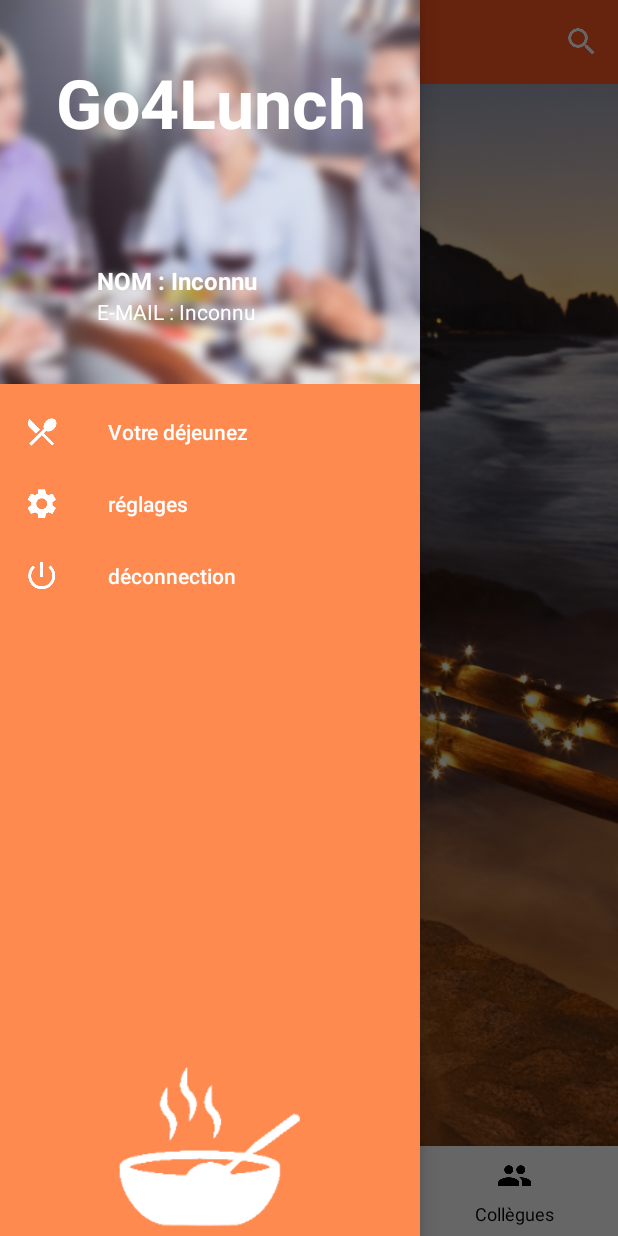
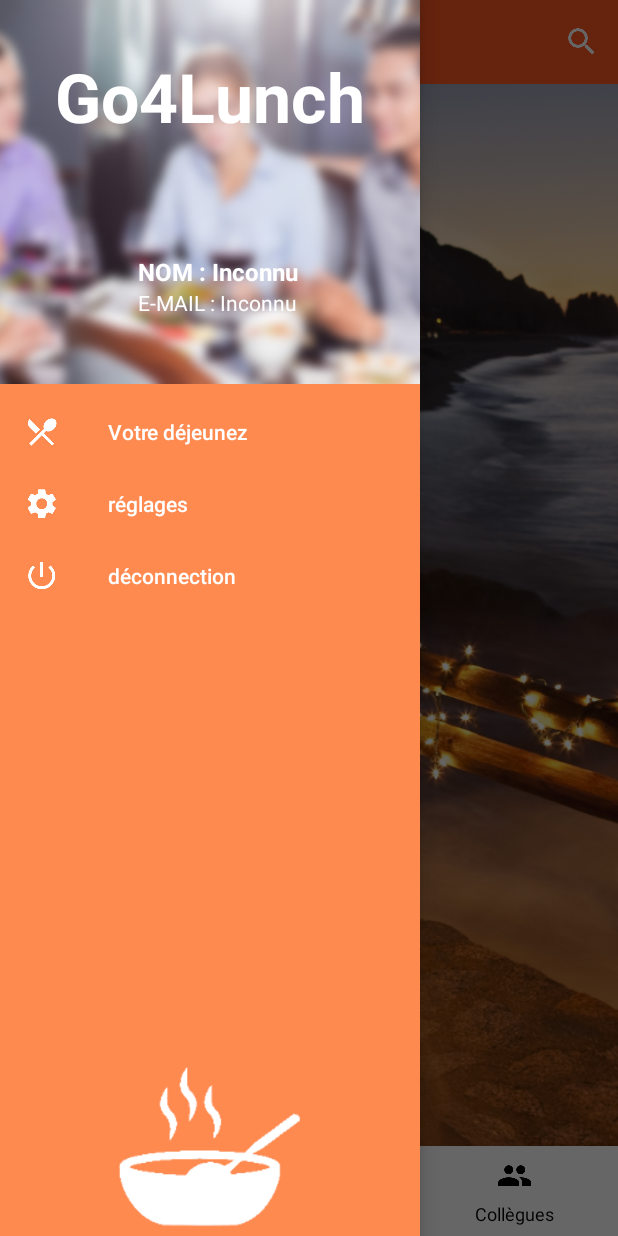
Before and after one commit to FLF69740/Projet-6-OC, an Android app: the screen it shows after launch once a user with an empty profile is signed in (MainActivity), with the side drawer open, on a phone screen of 412 x 824 dp. Run offline under Robolectric (Android 15) with nearby library versions, the phone set to English and light mode, and no system bars; our stand-ins replace ButterKnife, Firebase (no records; nobody signed in at launch, a user with empty details on screens opened directly); libraries missing offline, so code that uses them is left out: com.firebase.ui.

Commit message:
nav header changed : ConstraintLayout creation in order to skip complex layouts

```diff
--- a/app/build.gradle
+++ b/app/build.gradle
@@ -27,6 +27,7 @@ dependencies {
     androidTestImplementation 'com.android.support.test:runner:1.0.2'
     androidTestImplementation 'com.android.support.test.espresso:espresso-core:3.0.2'
     implementation 'com.android.support:design:27.1.1'
+    implementation 'com.android.support.constraint:constraint-layout:1.1.0'
 
     //Glide
     implementation 'com.github.bumptech.glide:glide:4.7.1'
--- a/app/src/main/res/layout/nav_header.xml
+++ b/app/src/main/res/layout/nav_header.xml
@@ -1,10 +1,29 @@
-<RelativeLayout
+<android.support.constraint.ConstraintLayout
     xmlns:android="http://schemas.android.com/apk/res/android"
     xmlns:app="http://schemas.android.com/apk/res-auto"
     android:layout_width="match_parent"
-    android:layout_height="256dp"
-    android:gravity="center"
-    android:id="@+id/relative_nav_header">
+    android:layout_height="256dp">
+
+    <android.support.constraint.Guideline
+        android:id="@+id/guideline_title"
+        android:layout_width="wrap_content"
+        android:layout_height="wrap_content"
+        android:orientation="horizontal"
+        app:layout_constraintGuide_percent="0.5"/>
+
+    <android.support.constraint.Guideline
+        android:id="@+id/guideline_second_middle_section"
+        android:layout_width="wrap_content"
+        android:layout_height="wrap_content"
+        android:orientation="vertical"
+        app:layout_constraintGuide_percent="0.3"/>
+
+    <android.support.constraint.Guideline
+        android:id="@+id/guideline_second_identity_section"
+        android:layout_width="wrap_content"
+        android:layout_height="wrap_content"
+        android:orientation="horizontal"
+        app:layout_constraintGuide_percent="0.75"/>
 
     <ImageView
         android:id="@+id/imageView"
@@ -13,65 +32,55 @@
         app:srcCompat="@drawable/photo_background_blurring_nav_header"
         android:scaleType="centerCrop"/>
 
-    <LinearLayout
-        android:layout_width="match_parent"
-        android:layout_height="match_parent"
-        android:orientation="vertical">
-
     <TextView
-            android:layout_width="match_parent"
+        android:layout_width="wrap_content"
         android:layout_height="wrap_content"
         android:layout_weight="1"
         android:text="@string/app_name"
+        android:textColor="@android:color/white"
         android:textSize="45dp"
+        android:textStyle="bold"
+        app:layout_constraintBottom_toTopOf="@+id/guideline_title"
+        app:layout_constraintEnd_toEndOf="parent"
+        app:layout_constraintStart_toStartOf="parent"
+        app:layout_constraintTop_toTopOf="parent" />
+
+    <TextView
+        android:id="@+id/nave_header_name"
+        android:layout_width="wrap_content"
+        android:layout_height="wrap_content"
+        android:layout_marginStart="8dp"
+        android:text="@string/name"
         android:textColor="@android:color/white"
+        android:textSize="16dp"
         android:textStyle="bold"
-            android:layout_gravity="center"
-            android:gravity="center"/>
+        app:layout_constraintBottom_toTopOf="@+id/guideline_second_identity_section"
+        app:layout_constraintStart_toStartOf="@+id/guideline_second_middle_section" />
 
-        <LinearLayout
-            android:layout_width="match_parent"
+    <TextView
+        android:id="@+id/nave_header_email"
+        android:layout_width="wrap_content"
         android:layout_height="wrap_content"
-            android:layout_weight="1"
-            android:orientation="horizontal">
+        android:layout_marginStart="8dp"
+        android:text="@string/mail"
+        android:textColor="@android:color/white"
+        android:textSize="14dp"
+        app:layout_constraintStart_toStartOf="@+id/guideline_second_middle_section"
+        app:layout_constraintTop_toTopOf="@+id/guideline_second_identity_section" />
 
     <ImageView
         android:id="@+id/nave_header_picture"
-                android:layout_width="wrap_content"
-                android:layout_height="match_parent"
-                android:layout_weight="3"
-                android:scaleType="centerInside"/>
+        android:layout_width="0dp"
+        android:layout_height="wrap_content"
+        android:layout_marginEnd="2dp"
+        android:layout_marginStart="2dp"
+        android:scaleType="fitXY"
+        app:layout_constraintBottom_toBottomOf="parent"
+        app:layout_constraintEnd_toStartOf="@+id/guideline_second_middle_section"
+        app:layout_constraintStart_toStartOf="parent"
+        app:layout_constraintTop_toTopOf="@+id/guideline_title" />
 
-            <LinearLayout
-                android:layout_width="wrap_content"
-                android:layout_height="match_parent"
-                android:orientation="vertical"
-                android:layout_weight="5">
 
-                <TextView
-                    android:id="@+id/nave_header_name"
-                    android:layout_width="match_parent"
-                    android:layout_height="wrap_content"
-                    android:layout_weight="1"
-                    android:text="@string/name"
-                    android:textSize="16dp"
-                    android:textColor="@android:color/white"
-                    android:textStyle="bold"
-                    android:gravity="bottom"/>
 
-                <TextView
-                    android:id="@+id/nave_header_email"
-                    android:layout_width="match_parent"
-                    android:layout_height="wrap_content"
-                    android:layout_weight="1"
-                    android:text="@string/mail"
-                    android:textSize="14dp"
-                    android:textColor="@android:color/white"/>
 
-            </LinearLayout>
-
-        </LinearLayout>
-
-    </LinearLayout>
-
-</RelativeLayout>
+</android.support.constraint.ConstraintLayout>
```
Lines whose indentation alone changed are shown as unchanged.
